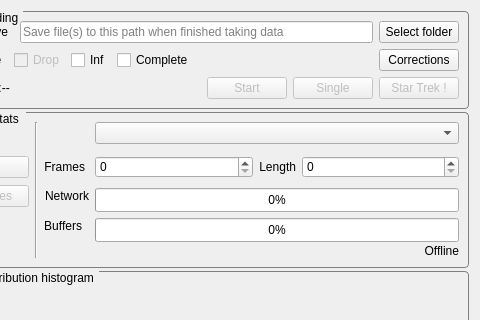
navrit/dexter, file SpidrMpx3Eq/qcstmglvisualization.ui: the form before one commit; both pictures show x 769 to 1249 and y 0 to 320 of the 1249 by 634 pixel window.
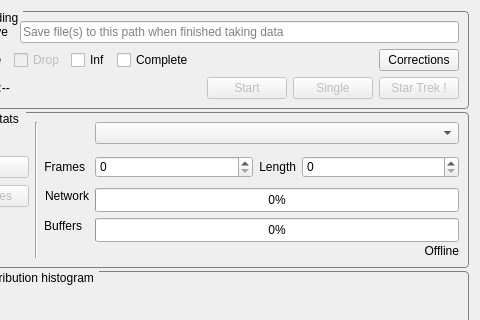
The form after the commit. Custom widgets are drawn as their Qt base class.

Diff of the .ui file:
```diff
--- a/SpidrMpx3Eq/qcstmglvisualization.ui
+++ b/SpidrMpx3Eq/qcstmglvisualization.ui
@@ -242,16 +242,6 @@
               </property>
              </widget>
             </item>
-            <item>
-             <widget class="QPushButton" name="selectSaveFolderDialog">
-              <property name="toolTip">
-               <string>Select path dialog - which folder to save files to</string>
-              </property>
-              <property name="text">
-               <string>Select folder</string>
-              </property>
-             </widget>
-            </item>
            </layout>
           </item>
           <item>
```
